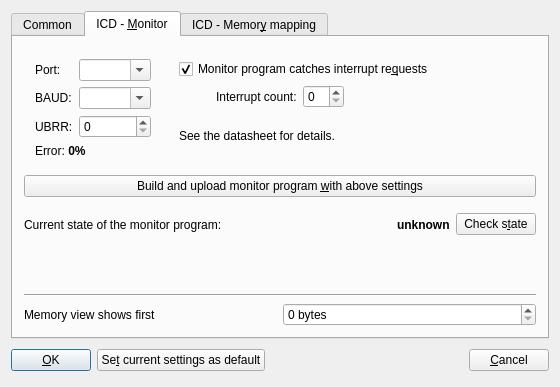
The window that src/kldebuggerconfigwidgetbase.ui (akrutzler/kontrollerlab) describes before a commit, drawn with Qt 5.
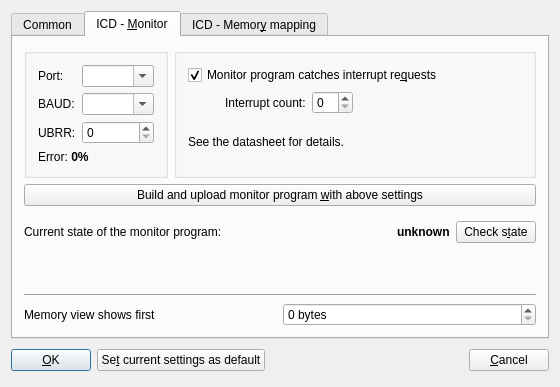
The same window after the commit. The open tabs and pages were chosen to show the change. Icons and pictures are not drawn. Custom widgets are drawn as their Qt base class.

Commit message: Finished Qt4 port. Now its pure Qt4.

The edit to the form file:
```diff
--- a/src/kldebuggerconfigwidgetbase.ui
+++ b/src/kldebuggerconfigwidgetbase.ui
@@ -114,166 +114,6 @@
        <string>ICD - &amp;Monitor</string>
       </attribute>
       <layout class="QGridLayout">
-       <item row="0" column="1">
-        <widget class="Q3GroupBox" name="gbInterrupts" native="true">
-         <property name="title" stdset="0">
-          <string>Interrupts</string>
-         </property>
-         <layout class="QGridLayout">
-          <item row="1" column="0">
-           <spacer name="spacer1">
-            <property name="orientation">
-             <enum>Qt::Horizontal</enum>
-            </property>
-            <property name="sizeType">
-             <enum>QSizePolicy::Fixed</enum>
-            </property>
-            <property name="sizeHint" stdset="0">
-             <size>
-              <width>31</width>
-              <height>20</height>
-             </size>
-            </property>
-           </spacer>
-          </item>
-          <item row="0" column="0" colspan="3">
-           <widget class="QCheckBox" name="cbCatchInterrupts">
-            <property name="text">
-             <string>Monitor program catches interrupt re&amp;quests</string>
-            </property>
-            <property name="shortcut">
-             <string>Alt+Q</string>
-            </property>
-            <property name="checked">
-             <bool>true</bool>
-            </property>
-           </widget>
-          </item>
-          <item row="1" column="1">
-           <layout class="QHBoxLayout">
-            <item>
-             <widget class="QLabel" name="tlInterruptCount">
-              <property name="text">
-               <string>Interrupt count:</string>
-              </property>
-              <property name="wordWrap">
-               <bool>false</bool>
-              </property>
-             </widget>
-            </item>
-            <item>
-             <widget class="QSpinBox" name="sbInterruptCount"/>
-            </item>
-           </layout>
-          </item>
-          <item row="1" column="2">
-           <spacer name="spacer2">
-            <property name="orientation">
-             <enum>Qt::Horizontal</enum>
-            </property>
-            <property name="sizeType">
-             <enum>QSizePolicy::Expanding</enum>
-            </property>
-            <property name="sizeHint" stdset="0">
-             <size>
-              <width>51</width>
-              <height>21</height>
-             </size>
-            </property>
-           </spacer>
-          </item>
-          <item row="2" column="0" colspan="3">
-           <widget class="QLabel" name="tlDatasheet">
-            <property name="text">
-             <string>See the datasheet for details.</string>
-            </property>
-            <property name="wordWrap">
-             <bool>false</bool>
-            </property>
-           </widget>
-          </item>
-         </layout>
-        </widget>
-       </item>
-       <item row="0" column="0">
-        <widget class="Q3GroupBox" name="gbCommunication" native="true">
-         <property name="title" stdset="0">
-          <string>Communication</string>
-         </property>
-         <layout class="QGridLayout">
-          <item row="0" column="0">
-           <widget class="QLabel" name="tlPort">
-            <property name="sizePolicy">
-             <sizepolicy hsizetype="Fixed" vsizetype="Preferred">
-              <horstretch>0</horstretch>
-              <verstretch>0</verstretch>
-             </sizepolicy>
-            </property>
-            <property name="text">
-             <string>Port:</string>
-            </property>
-            <property name="wordWrap">
-             <bool>false</bool>
-            </property>
-           </widget>
-          </item>
-          <item row="0" column="1">
-           <widget class="QComboBox" name="cbPort">
-            <property name="editable">
-             <bool>true</bool>
-            </property>
-           </widget>
-          </item>
-          <item row="1" column="0">
-           <widget class="QLabel" name="tlBAUD">
-            <property name="text">
-             <string>BAUD:</string>
-            </property>
-            <property name="wordWrap">
-             <bool>false</bool>
-            </property>
-           </widget>
-          </item>
-          <item row="1" column="1">
-           <widget class="QComboBox" name="cbBAUD">
-            <property name="editable">
-             <bool>true</bool>
-            </property>
-           </widget>
-          </item>
-          <item row="2" column="0">
-           <widget class="QLabel" name="tlUBRR">
-            <property name="text">
-             <string>UBRR:</string>
-            </property>
-            <property name="wordWrap">
-             <bool>false</bool>
-            </property>
-           </widget>
-          </item>
-          <item row="2" column="1">
-           <widget class="QSpinBox" name="sbUBRR">
-            <property name="minimum">
-             <number>0</number>
-            </property>
-            <property name="maximum">
-             <number>255</number>
-            </property>
-           </widget>
-          </item>
-          <item row="3" column="0" colspan="2">
-           <widget class="QLabel" name="tlError">
-            <property name="text">
-             <string>Error: &lt;b&gt;0%&lt;/b&gt;</string>
-            </property>
-            <property name="wordWrap">
-             <bool>false</bool>
-            </property>
-           </widget>
-          </item>
-         </layout>
-        </widget>
-       </item>
        <item row="1" column="0" colspan="2">
         <widget class="QPushButton" name="pbBuildAndDownload">
          <property name="text">
@@ -331,8 +171,8 @@
             </spacer>
            </item>
            <item>
-            <widget class="KLed" name="kledState" native="true">
-             <property name="color" stdset="0">
+            <widget class="KLed" name="kledState">
+             <property name="color">
               <color>
                <red>255</red>
                <green>255</green>
@@ -437,6 +277,160 @@
          </property>
         </spacer>
        </item>
+       <item row="0" column="0">
+        <widget class="QGroupBox" name="gbCommunication">
+         <layout class="QGridLayout">
+          <item row="0" column="0">
+           <widget class="QLabel" name="tlPort">
+            <property name="sizePolicy">
+             <sizepolicy hsizetype="Fixed" vsizetype="Preferred">
+              <horstretch>0</horstretch>
+              <verstretch>0</verstretch>
+             </sizepolicy>
+            </property>
+            <property name="text">
+             <string>Port:</string>
+            </property>
+            <property name="wordWrap">
+             <bool>false</bool>
+            </property>
+           </widget>
+          </item>
+          <item row="0" column="1">
+           <widget class="QComboBox" name="cbPort">
+            <property name="editable">
+             <bool>true</bool>
+            </property>
+           </widget>
+          </item>
+          <item row="1" column="0">
+           <widget class="QLabel" name="tlBAUD">
+            <property name="text">
+             <string>BAUD:</string>
+            </property>
+            <property name="wordWrap">
+             <bool>false</bool>
+            </property>
+           </widget>
+          </item>
+          <item row="1" column="1">
+           <widget class="QComboBox" name="cbBAUD">
+            <property name="editable">
+             <bool>true</bool>
+            </property>
+           </widget>
+          </item>
+          <item row="2" column="0">
+           <widget class="QLabel" name="tlUBRR">
+            <property name="text">
+             <string>UBRR:</string>
+            </property>
+            <property name="wordWrap">
+             <bool>false</bool>
+            </property>
+           </widget>
+          </item>
+          <item row="2" column="1">
+           <widget class="QSpinBox" name="sbUBRR">
+            <property name="minimum">
+             <number>0</number>
+            </property>
+            <property name="maximum">
+             <number>255</number>
+            </property>
+           </widget>
+          </item>
+          <item row="3" column="0" colspan="2">
+           <widget class="QLabel" name="tlError">
+            <property name="text">
+             <string>Error: &lt;b&gt;0%&lt;/b&gt;</string>
+            </property>
+            <property name="wordWrap">
+             <bool>false</bool>
+            </property>
+           </widget>
+          </item>
+         </layout>
+        </widget>
+       </item>
+       <item row="0" column="1">
+        <widget class="QGroupBox" name="gbInterrupts">
+         <layout class="QGridLayout">
+          <item row="1" column="0">
+           <spacer name="spacer1">
+            <property name="orientation">
+             <enum>Qt::Horizontal</enum>
+            </property>
+            <property name="sizeType">
+             <enum>QSizePolicy::Fixed</enum>
+            </property>
+            <property name="sizeHint" stdset="0">
+             <size>
+              <width>31</width>
+              <height>20</height>
+             </size>
+            </property>
+           </spacer>
+          </item>
+          <item row="0" column="0" colspan="3">
+           <widget class="QCheckBox" name="cbCatchInterrupts">
+            <property name="text">
+             <string>Monitor program catches interrupt re&amp;quests</string>
+            </property>
+            <property name="shortcut">
+             <string>Alt+Q</string>
+            </property>
+            <property name="checked">
+             <bool>true</bool>
+            </property>
+           </widget>
+          </item>
+          <item row="1" column="1">
+           <layout class="QHBoxLayout">
+            <item>
+             <widget class="QLabel" name="tlInterruptCount">
+              <property name="text">
+               <string>Interrupt count:</string>
+              </property>
+              <property name="wordWrap">
+               <bool>false</bool>
+              </property>
+             </widget>
+            </item>
+            <item>
+             <widget class="QSpinBox" name="sbInterruptCount"/>
+            </item>
+           </layout>
+          </item>
+          <item row="1" column="2">
+           <spacer name="spacer2">
+            <property name="orientation">
+             <enum>Qt::Horizontal</enum>
+            </property>
+            <property name="sizeType">
+             <enum>QSizePolicy::Expanding</enum>
+            </property>
+            <property name="sizeHint" stdset="0">
+             <size>
+              <width>51</width>
+              <height>21</height>
+             </size>
+            </property>
+           </spacer>
+          </item>
+          <item row="2" column="0" colspan="3">
+           <widget class="QLabel" name="tlDatasheet">
+            <property name="text">
+             <string>See the datasheet for details.</string>
+            </property>
+            <property name="wordWrap">
+             <bool>false</bool>
+            </property>
+           </widget>
+          </item>
+         </layout>
+        </widget>
+       </item>
       </layout>
      </widget>
      <widget class="QWidget" name="TabPage">
@@ -444,7 +438,7 @@
        <string>ICD - Memor&amp;y mapping</string>
       </attribute>
       <layout class="QGridLayout">
-       <item row="1" column="0">
+       <item row="0" column="0">
         <widget class="QLabel" name="pixmapLabel1">
          <property name="maximumSize">
           <size>
@@ -463,7 +457,7 @@
          </property>
         </widget>
        </item>
-       <item row="2" column="0">
+       <item row="1" column="0">
         <spacer name="spacer9">
          <property name="orientation">
           <enum>Qt::Vertical</enum>
@@ -479,7 +473,7 @@
          </property>
         </spacer>
        </item>
-       <item row="3" column="0">
+       <item row="2" column="0">
         <widget class="QLabel" name="tlWarning">
          <property name="sizePolicy">
           <sizepolicy hsizetype="Minimum" vsizetype="Minimum">
@@ -509,11 +503,25 @@
          </property>
         </widget>
        </item>
-       <item row="3" column="1">
-        <widget class="Q3GroupBox" name="groupBox3" native="true">
-         <property name="title" stdset="0">
-          <string>Define mappings to microcontroller</string>
+       <item row="1" column="1">
+        <widget class="QTreeWidget" name="lvMappings">
+         <property name="editTriggers">
+          <set>QAbstractItemView::SelectedClicked</set>
          </property>
+         <column>
+          <property name="text">
+           <string>From</string>
+          </property>
+         </column>
+         <column>
+          <property name="text">
+           <string>To</string>
+          </property>
+         </column>
+        </widget>
+       </item>
+       <item row="2" column="1">
+        <widget class="QGroupBox" name="groupBox3">
          <layout class="QGridLayout">
           <item row="0" column="0">
            <widget class="QLabel" name="textLabel2">
@@ -564,29 +572,35 @@
            </widget>
           </item>
           <item row="1" column="0">
-           <widget class="KIntSpinBox" name="sbFrom" native="true">
-            <property name="prefix" stdset="0">
+           <widget class="KIntSpinBox" name="sbFrom">
+            <property name="prefix">
              <string>0x</string>
             </property>
+            <property name="maximum">
+             <number>100000</number>
+            </property>
+            <property name="base">
+             <number>16</number>
+            </property>
             <property name="maxValue" stdset="0">
              <number>65535</number>
             </property>
-            <property name="base" stdset="0">
-             <number>16</number>
-            </property>
            </widget>
           </item>
           <item row="1" column="1">
-           <widget class="KIntSpinBox" name="sbTo" native="true">
-            <property name="prefix" stdset="0">
+           <widget class="KIntSpinBox" name="sbTo">
+            <property name="prefix">
              <string>0x</string>
             </property>
+            <property name="maximum">
+             <number>100000</number>
+            </property>
+            <property name="base">
+             <number>16</number>
+            </property>
             <property name="maxValue" stdset="0">
              <number>65535</number>
             </property>
-            <property name="base" stdset="0">
-             <number>16</number>
-            </property>
            </widget>
           </item>
           <item row="0" column="1" colspan="2">
@@ -602,9 +616,6 @@
          </layout>
         </widget>
        </item>
-       <item row="0" column="1" rowspan="3">
-        <widget class="Q3ListView" name="lvMappings" native="true"/>
-       </item>
       </layout>
      </widget>
     </widget>
@@ -613,26 +624,16 @@
  </widget>
  <layoutdefault spacing="6" margin="11"/>
  <customwidgets>
-  <customwidget>
-   <class>Q3GroupBox</class>
-   <extends>QWidget</extends>
-   <header>q3groupbox.h</header>
-  </customwidget>
-  <customwidget>
-   <class>KLed</class>
-   <extends>QWidget</extends>
-   <header>kled.h</header>
-  </customwidget>
-  <customwidget>
-   <class>Q3ListView</class>
-   <extends>QWidget</extends>
-   <header>q3listview.h</header>
-  </customwidget>
   <customwidget>
    <class>KIntSpinBox</class>
-   <extends>QWidget</extends>
+   <extends>QSpinBox</extends>
    <header>knuminput.h</header>
   </customwidget>
+  <customwidget>
+   <class>KLed</class>
+   <extends>QWidget</extends>
+   <header>kled.h</header>
+  </customwidget>
  </customwidgets>
  <includes>
   <include location="local">kled.h</include>
```
Left out of the diff: 179 changed lines with no effect on the pictures. The commit also changes 56 other files.
